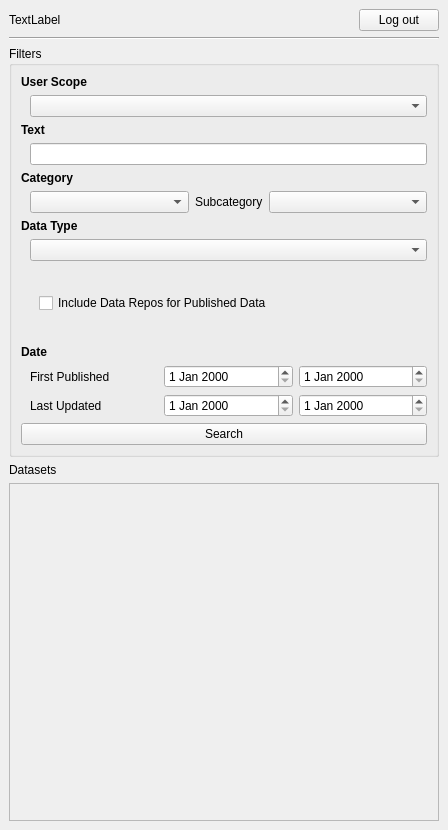
Old version of the form koordinatesexplorer/gui/koordinatesexplorer.ui in the repository koordinates/koordinates-qgis-plugin.
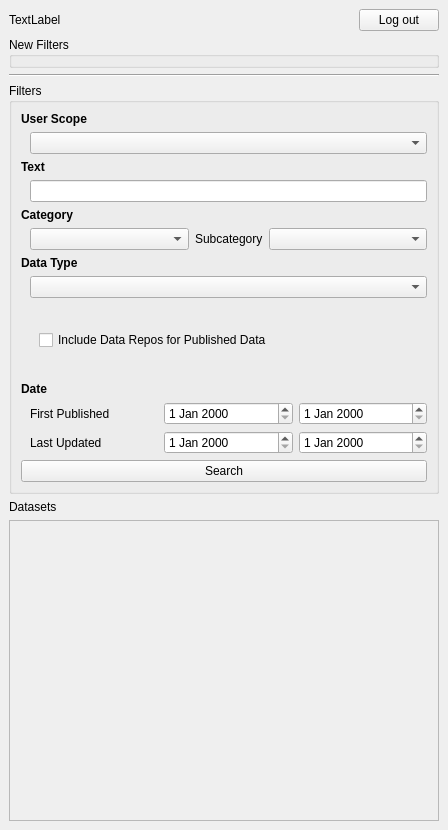
New version of the form. The open tabs and pages were chosen to show the change. Custom widgets are drawn as their Qt base class.

Commit message: Add custom access filter, data type filter, license and resolution filter widgets

```diff
--- a/koordinatesexplorer/gui/koordinatesexplorer.ui
+++ b/koordinatesexplorer/gui/koordinatesexplorer.ui
@@ -160,6 +160,13 @@
           </item>
          </layout>
         </item>
+        <item>
+         <widget class="QGroupBox" name="filter_group_box">
+          <property name="title">
+           <string>New Filters</string>
+          </property>
+         </widget>
+        </item>
         <item>
          <widget class="Line" name="line_4">
           <property name="orientation">
@@ -177,7 +184,6 @@
             <widget class="QLabel" name="labelContext">
              <property name="font">
               <font>
-               <weight>75</weight>
                <bold>true</bold>
               </font>
              </property>
@@ -200,7 +206,6 @@
             <widget class="QLabel" name="label_8">
              <property name="font">
               <font>
-               <weight>75</weight>
                <bold>true</bold>
               </font>
              </property>
@@ -223,7 +228,6 @@
             <widget class="QLabel" name="label">
              <property name="font">
               <font>
-               <weight>75</weight>
                <italic>false</italic>
                <bold>true</bold>
               </font>
@@ -271,7 +275,6 @@
             <widget class="QLabel" name="label_3">
              <property name="font">
               <font>
-               <weight>75</weight>
                <bold>true</bold>
               </font>
              </property>
@@ -286,8 +289,7 @@
               <number>9</number>
              </property>
              <item>
-              <widget class="QComboBox" name="comboDatatype">
-              </widget>
+              <widget class="QComboBox" name="comboDatatype"/>
              </item>
             </layout>
            </item>
@@ -445,7 +447,6 @@
             <widget class="QLabel" name="label_4">
              <property name="font">
               <font>
-               <weight>75</weight>
                <bold>true</bold>
               </font>
              </property>
```
Left out of the diff: 2 changed lines with no effect on the pictures. The commit also changes 7 other files.
